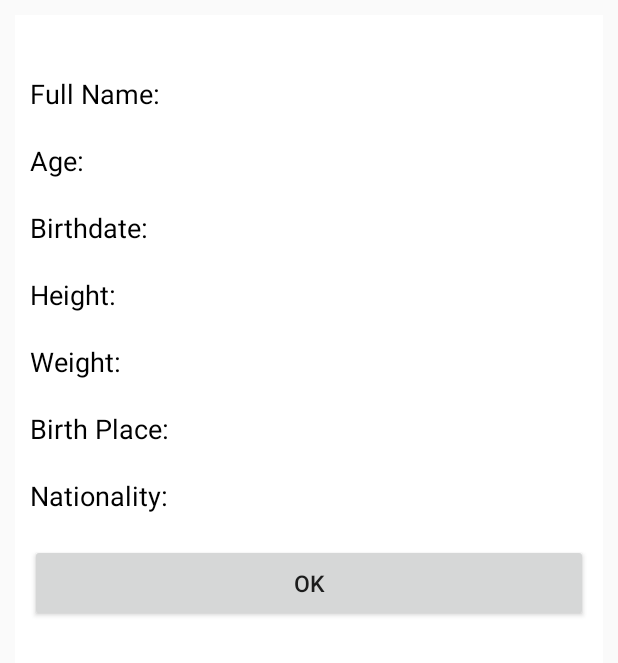
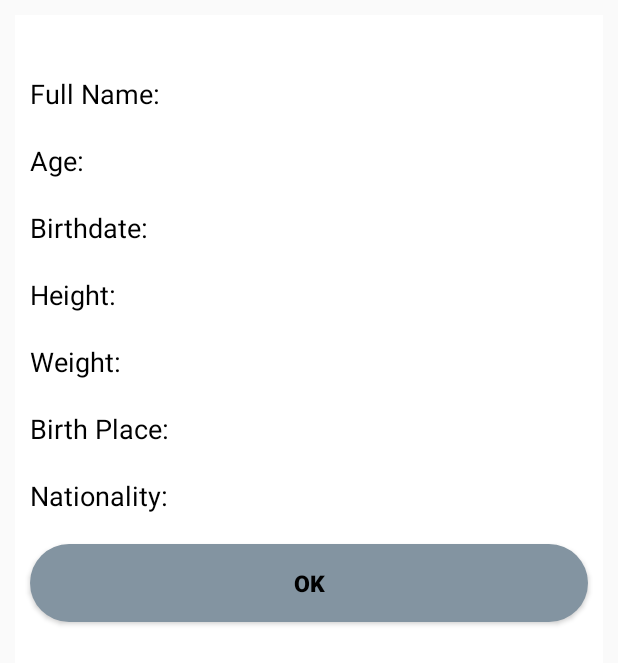
Before and after one commit to karan414/fokotest, an Android app: the layout layout_profile.xml on its own in the app's theme, with its tools: preview values and no code run, on a phone screen of 412 x 824 dp. Shown: the top 663 px of the screen. Run offline under Robolectric (Android 15) with nearby library versions, the phone set to English and light mode, and no system bars; plain views replace FlagImageView; network calls fail.

```diff
--- /dev/null
+++ b/app/src/main/res/drawable/button_background.xml
@@ -0,0 +1,13 @@
+<?xml version="1.0" encoding="utf-8"?>
+<shape xmlns:android="http://schemas.android.com/apk/res/android"
+    android:shape="rectangle"
+    android:padding="10dp">
+
+    <solid android:color="@color/fab_color"/>
+
+    <corners
+        android:bottomLeftRadius="30dp"
+        android:topLeftRadius="30dp"
+        android:bottomRightRadius="30dp"
+        android:topRightRadius="30dp"/>
+</shape>
--- a/app/src/main/res/layout/layout_profile.xml
+++ b/app/src/main/res/layout/layout_profile.xml
@@ -19,6 +19,7 @@
         android:orientation="vertical">
 
         <LinearLayout
+            android:id="@+id/ll_name"
             android:layout_width="match_parent"
             android:layout_height="wrap_content"
             android:orientation="horizontal">
@@ -37,6 +38,7 @@
         </LinearLayout>
 
         <LinearLayout
+            android:id="@+id/ll_age"
             android:layout_width="match_parent"
             android:layout_height="wrap_content"
             android:orientation="horizontal">
@@ -55,6 +57,7 @@
         </LinearLayout>
 
         <LinearLayout
+            android:id="@+id/ll_birthdate"
             android:layout_width="match_parent"
             android:layout_height="wrap_content"
             android:orientation="horizontal">
@@ -73,6 +76,7 @@
         </LinearLayout>
 
         <LinearLayout
+            android:id="@+id/ll_height"
             android:layout_width="match_parent"
             android:layout_height="wrap_content"
             android:orientation="horizontal">
@@ -91,6 +95,7 @@
         </LinearLayout>
 
         <LinearLayout
+            android:id="@+id/ll_weight"
             android:layout_width="match_parent"
             android:layout_height="wrap_content"
             android:orientation="horizontal">
@@ -109,6 +114,7 @@
         </LinearLayout>
 
         <LinearLayout
+            android:id="@+id/ll_birth_place"
             android:layout_width="match_parent"
             android:layout_height="wrap_content"
             android:orientation="horizontal">
@@ -127,6 +133,7 @@
         </LinearLayout>
 
         <LinearLayout
+            android:id="@+id/ll_nationality"
             android:layout_width="match_parent"
             android:layout_height="wrap_content"
             android:orientation="horizontal">
@@ -150,6 +157,9 @@
         android:layout_width="match_parent"
         android:layout_height="wrap_content"
         android:text="@string/ok"
+        android:textColor="@color/colorPrimary"
+        android:textStyle="bold"
+        android:background="@drawable/button_background"
         android:layout_gravity="center"
         android:gravity="center"
         android:padding="15dp"
```
Also changed, not shown: app/src/main/java/com/karan/fokotest/adapter/TeamPlayersAdapter.java (+37 -7 lines).
